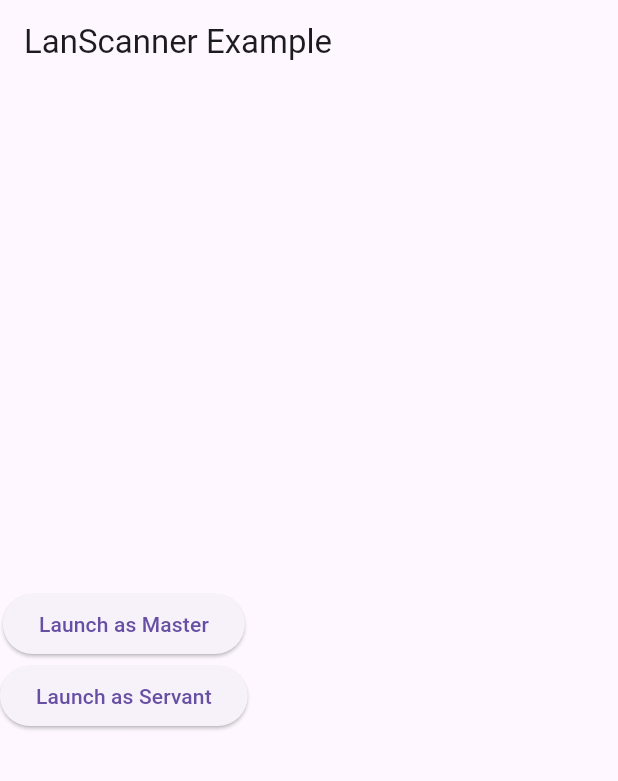
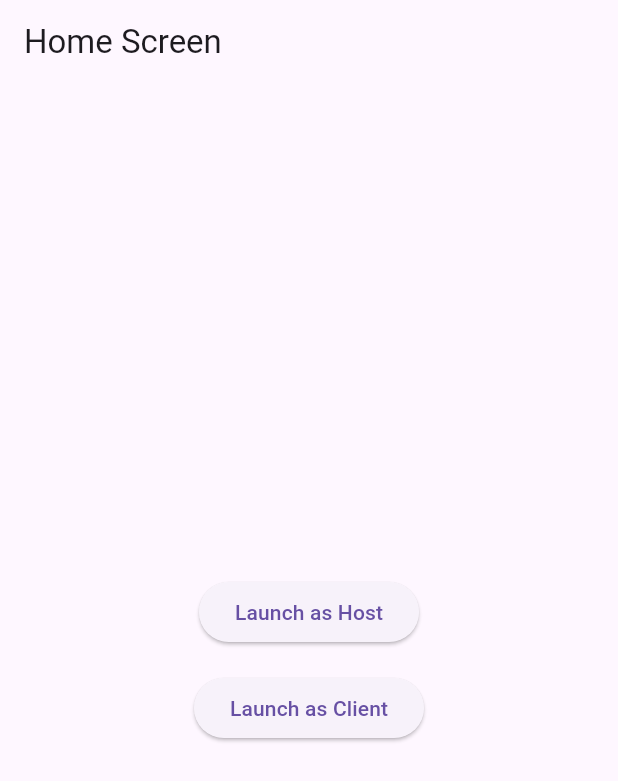
Before and after one commit to LandoShaw/Syncam, a Flutter app: the screen it shows after launch, on a phone screen of 412 x 824 dp. Shown: the top 781 px of the screen. Run offline on Flutter 3.47's test engine with Material 3 defaults, Android fonts, the phone set to English and light mode, and no system bars; our stand-ins replace camera; missing offline and left inert: lan_scanner, network_info_plus.

Commit message:
HostWidget Started

```diff
--- a/lib/main.dart
+++ b/lib/main.dart
@@ -1,7 +1,6 @@
 import 'dart:async';
 import 'dart:io';
 import 'dart:convert';
-
 import 'package:camera/camera.dart';
 import 'package:flutter/material.dart';
 import 'package:lan_scanner/lan_scanner.dart';
@@ -14,30 +13,199 @@ import 'package:network_info_plus/network_info_plus.dart';
 // Future<void> main() async {
 // // Ensure that plugin services are initialized so that `availableCameras()`
 // // can be called before `runApp()`
-// WidgetsFlutterBinding.ensureInitialized();
+//   WidgetsFlutterBinding.ensureInitialized();
 
 // // Obtain a list of the available cameras on the device.
-// final cameras = await availableCameras();
+//   final cameras = await availableCameras();
 
 // // Get a specific camera from the list of available cameras.
-// final firstCamera = cameras.first;
+//   final firstCamera = cameras.first;
 
-// runApp(
-//   MaterialApp(
-//     theme: ThemeData.dark(),
-//     home: TakePictureScreen(
-//       // Pass the appropriate camera to the TakePictureScreen widget.
-//       camera: firstCamera,
+//   runApp(
+//     MaterialApp(
+//       theme: ThemeData.dark(),
+//       home: TakePictureScreen(
+//         // Pass the appropriate camera to the TakePictureScreen widget.
+//         camera: firstCamera,
+//       ),
 //     ),
-//   ),
-// );
+//   );
 // }
 
-void main() {
-  runApp(Connections());
+void main() async {
+  // Ensure that plugin services are initialized so that `availableCameras()`
+  // can be called before `runApp()`
+  WidgetsFlutterBinding.ensureInitialized();
+  // Get device's list of cameras
+  final cameras = await availableCameras();
+  // Grab first camera
+  final firstCamera = cameras.first;
+  runApp(MainScreenWidget(camera: firstCamera));
 }
 
-// class Connections extends StatelessWidget {
+class MainScreenWidget extends StatefulWidget {
+  const MainScreenWidget({
+    super.key,
+    required this.camera,
+  });
+  final CameraDescription camera;
+  @override
+  MainScreenWidgetState createState() => MainScreenWidgetState();
+}
+
+class MainScreenWidgetState extends State<MainScreenWidget> {
+  late CameraController _controller; //intialize camera
+  late Future<void> _initializeControllerFuture; //chech this before using cam
+
+  @override
+  void initState() {
+    super.initState();
+    initializeCamera();
+  }
+
+  @override
+  void dispose() {
+    // Dispose of the controller when the widget is disposed.
+    _controller.dispose();
+    super.dispose();
+  }
+
+  initializeCamera() async {
+    // Create a CameraController.
+    _controller = CameraController(
+      widget.camera,
+      ResolutionPreset.medium,
+    );
+    // Init the controller. This returns a Future.
+    _initializeControllerFuture = _controller.initialize();
+  }
+
+  @override
+  Widget build(BuildContext context) {
+    return MaterialApp(
+      home: Scaffold(
+        appBar: AppBar(title: const Text('Home Screen')),
+        body: Center(
+          child: Column(
+            mainAxisAlignment: MainAxisAlignment.center,
+            children: [
+              Builder(
+                builder: (context) => ElevatedButton(
+                  onPressed: () {
+                    // Handle button 1 press
+                    Navigator.push(
+                      context,
+                      MaterialPageRoute(builder: (context) => HostWidget()),
+                    );
+                  },
+                  child: Text('Launch as Host'),
+                ),
+              ),
+              SizedBox(height: 16.0), // Optional spacing
+              ElevatedButton(
+                onPressed: () {
+                  // Handle button 2 press
+                },
+                child: Text('Launch as Client'),
+              ),
+            ],
+          ),
+        ),
+      ),
+    );
+  }
+}
+
+class HostWidget extends StatefulWidget {
+  const HostWidget({
+    super.key,
+  });
+  @override
+  HostWidgetState createState() => HostWidgetState();
+}
+
+class HostWidgetState extends State<HostWidget> {
+  final int portNum = 49153;
+  late Future<String> ip;
+
+  // final port = 80;
+  // int iPinitial = 1;
+  // int iPfinal = 255; // will check up until this address
+  // final scanner = LanScanner();
+  // List<String> addresses = [];
+
+  @override
+  void initState() {
+    super.initState();
+
+    getIP().then((String ip) {
+      establishTCPServerSocket(ip, portNum);
+    });
+  }
+
+  @override
+  void dispose() {
+    super.dispose();
+  }
+
+  Future<String> getIP() async {
+    final wifiIP = await NetworkInfo().getWifiIP();
+    if (wifiIP != null) {
+      return wifiIP;
+    } else {
+      return "IP not found"; // Return null if wifiIP is null.
+    }
+  }
+
+  void establishTCPServerSocket(ip, portNum) async {
+    final server = await ServerSocket.bind(ip, portNum);
+    print('Server listening on ${server.address}:${server.port}');
+    //runs indefintely
+    await for (var socket in server) {
+      //white board here
+
+      handleClient(socket);
+    }
+  }
+
+  void handleClient(Socket client) {
+    print('Client connected: ${client.remoteAddress}:${client.remotePort}');
+
+    client.listen(
+      (List<int> data) {
+        String message = utf8.decode(data);
+        print('Received message: $message');
+
+        // Process the received data or send a response
+        // For example, echoing the message back to the client:
+        print('Replied: SUCCESS');
+        client.write('SUCCESS');
+      },
+      onDone: () {
+        print(
+            'Client disconnected: ${client.remoteAddress}:${client.remotePort}');
+        client.close();
+      },
+      onError: (error) {
+        print('Error: $error');
+        client.close();
+      },
+    );
+  }
+
+  @override
+  Widget build(BuildContext context) {
+    return MaterialApp(
+      home: Scaffold(
+        appBar: AppBar(title: const Text('Host Launch')),
+        body: Center(),
+      ),
+    );
+  }
+}
+
+//Basic Version (works)
+// class MainScreen extends StatelessWidget {
 //   @override
 //   Widget build(BuildContext context) {
 //     return MaterialApp(
@@ -50,9 +218,9 @@ void main() {
 //       ),
 //     );
 //   }
-// }
+// }  //make stateful
 
-class Connections extends StatelessWidget {
+class connections extends StatelessWidget {
   @override
   Widget build(BuildContext context) {
     return MaterialApp(
@@ -65,13 +233,13 @@ class Connections extends StatelessWidget {
           children: [
             ElevatedButton(
               onPressed: () {
-                MyLanScannerWidget(isHost: true); // Master
+                // MyLanScannerWidget(isHost: true); // Master
               },
               child: Text('Launch as Master'),
             ),
             ElevatedButton(
               onPressed: () {
-                MyLanScannerWidget(isHost: false); // Servant
+                // MyLanScannerWidget(isHost: false); // Servant
               },
               child: Text('Launch as Servant'),
             ),
@@ -83,15 +251,16 @@ class Connections extends StatelessWidget {
 }
 
 class MyLanScannerWidget extends StatefulWidget {
-  final bool isHost; // Add parameter to determine if it's a host or client
+  // final bool isHost; // Add parameter to determine if it's a host or client
 
   const MyLanScannerWidget({
     super.key,
-    required this.isHost,
+    // required this.isHost,
   });
 
   @override
-  MyLanScannerWidgetState createState() => MyLanScannerWidgetState(isHost);
+  MyLanScannerWidgetState createState() =>
+      MyLanScannerWidgetState(); //(isHost);
 }
 
 class MyLanScannerWidgetState extends State<MyLanScannerWidget> {
@@ -99,8 +268,8 @@ class MyLanScannerWidgetState extends State<MyLanScannerWidget> {
   the "@override Widget build(BuildContext context)" function below
   has access to the variables declared here. */
 
-  final bool isHost;
-  MyLanScannerWidgetState(this.isHost);
+  // final bool isHost;
+  // MyLanScannerWidgetState(this.isHost);
 
   final port = 80;
   int iPinitial = 1;
@@ -260,34 +429,34 @@ class MyLanScannerWidgetState extends State<MyLanScannerWidget> {
       appBar: AppBar(title: const Text('Find Local Network Devices')),
       floatingActionButton: FloatingActionButton(
         onPressed: () async {
-          if (isHost) {
-            setState(() {
-              displayText = 'Running Master'; // Change this text as needed
-            });
-            print("Master");
-          } else {
-            setState(() {
-              displayText = 'Running Servant'; // Change this text as needed
-            });
-            print("Servant");
-          }
+          // if (isHost) {
+          //   setState(() {
+          //     displayText = 'Running Master'; // Change this text as needed
+          //   });
+          //   print("Master");
+          // } else {
+          //   setState(() {
+          //     displayText = 'Running Servant'; // Change this text as needed
+          //   });
+          //   print("Servant");
+          // }
 
-          // establishTCPClientSocket();
-          // setState(() {
-          //   displayText = 'Client Running'; // Change this text as needed
-          // });
+          establishTCPClientSocket();
+          setState(() {
+            displayText = 'Client Running'; // Change this text as needed
+          });
 
           //right here make an if-else statement based on the Host/Client argument.
 
-          // setState(() {
-          //   displayText =
-          //       'Searching for devices.'; // Change this text as needed
-          // });
-          // addresses = await findLocalDevices();
-          // print("Addresses: $addresses");
-          // setState(() {
-          //   displayText = 'Devices Found.'; // Change this text as needed
-          // });
+          setState(() {
+            displayText =
+                'Searching for devices.'; // Change this text as needed
+          });
+          addresses = await findLocalDevices();
+          print("Addresses: $addresses");
+          setState(() {
+            displayText = 'Devices Found.'; // Change this text as needed
+          });
         },
         child: const Icon(Icons.wifi_calling_3_sharp),
       ),
@@ -323,8 +492,7 @@ class TakePictureScreenState extends State<TakePictureScreen> {
     _controller = CameraController(
       // Get a specific camera from the list of available cameras.
       widget.camera,
-      // Define the resolution to use.
-      ResolutionPreset.medium,
+      ResolutionPreset.medium, // Define the resolution to use.
     );
 
     // Next, initialize the controller. This returns a Future.
```
